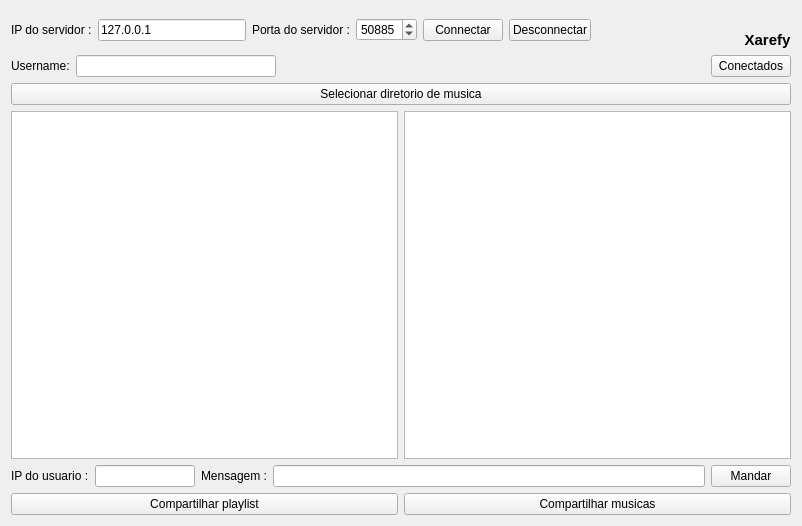
josuegrace05/socket-application, file Client/chat2.ui: the form before one commit.
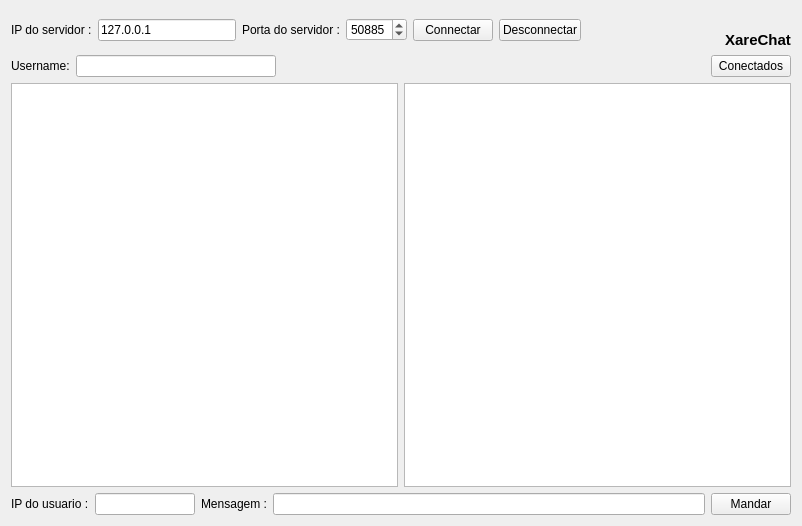
The form after the commit. Icons and pictures are not drawn.

Commit message: Converti nosso progama em um simples chat

Diff of the .ui file:
```diff
--- a/Client/chat2.ui
+++ b/Client/chat2.ui
@@ -115,7 +115,7 @@
           <enum>Qt::LeftToRight</enum>
          </property>
          <property name="text">
-          <string>&lt;html&gt;&lt;head/&gt;&lt;body&gt;&lt;p&gt;&lt;span style=&quot; font-weight:600;&quot;&gt;Xarefy&lt;/span&gt;&lt;/p&gt;&lt;/body&gt;&lt;/html&gt;</string>
+          <string>&lt;html&gt;&lt;head/&gt;&lt;body&gt;&lt;p&gt;&lt;span style=&quot; font-weight:600;&quot;&gt;XareChat&lt;/span&gt;&lt;/p&gt;&lt;/body&gt;&lt;/html&gt;</string>
          </property>
          <property name="alignment">
           <set>Qt::AlignCenter</set>
@@ -176,17 +176,10 @@
      </item>
     </layout>
    </item>
-   <item>
-    <widget class="QPushButton" name="folderButton">
-     <property name="text">
-      <string>Selecionar diretorio de musica</string>
-     </property>
-    </widget>
-   </item>
    <item>
     <layout class="QHBoxLayout" name="horizontalLayout_3">
      <item>
-      <widget class="QListView" name="playlist"/>
+      <widget class="QTextEdit" name="logText"/>
      </item>
      <item>
       <widget class="QTextEdit" name="listeMessages">
@@ -239,24 +232,6 @@
      </item>
     </layout>
    </item>
-   <item>
-    <layout class="QHBoxLayout" name="horizontalLayout_5">
-     <item>
-      <widget class="QPushButton" name="sharePlaylistButton">
-       <property name="text">
-        <string>Compartilhar playlist</string>
-       </property>
-      </widget>
-     </item>
-     <item>
-      <widget class="QPushButton" name="ShareMusicButton">
-       <property name="text">
-        <string>Compartilhar musicas</string>
-       </property>
-      </widget>
-     </item>
-    </layout>
-   </item>
   </layout>
  </widget>
  <resources/>
```
Left out of the diff: 6 changed lines with no effect on the pictures. The commit also changes 20 other files.
